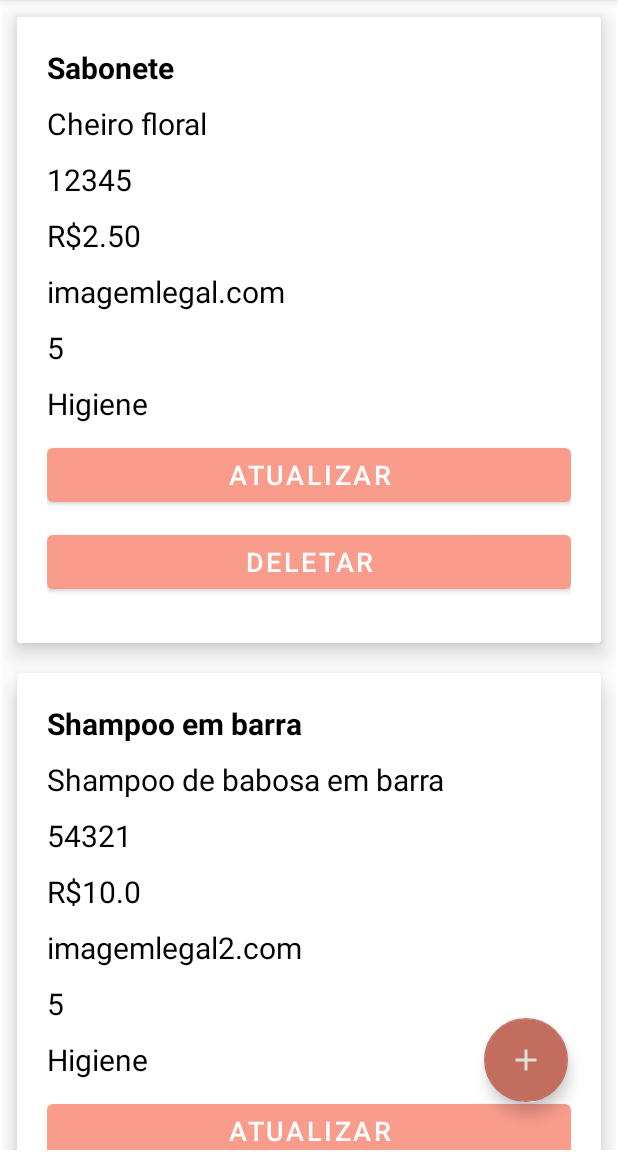
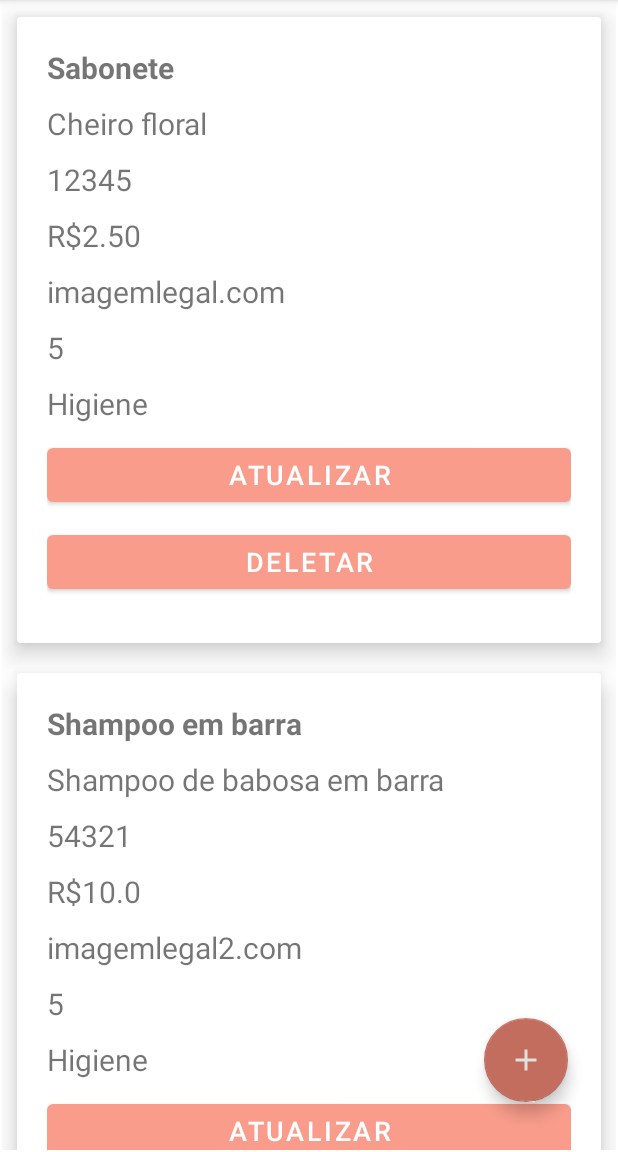
Before and after one commit to Kaiohnrq/Uana-AndroidStudio, an Android app: the screen it shows after launch (MainActivity), on a phone screen of 412 x 824 dp, the part 84-1236 px from its top. Run offline under Robolectric (Android 15) with nearby library versions, the phone set to English and light mode, and no system bars.

Commit message:
correção de cores

```diff
--- a/app/src/main/res/layout/card_layout.xml
+++ b/app/src/main/res/layout/card_layout.xml
@@ -19,7 +19,6 @@
             android:layout_width="match_parent"
             android:layout_height="wrap_content"
             android:layout_marginBottom="10dp"
-            android:textColor="@color/black"
             android:textSize="20sp"
             android:textStyle="bold"
             tools:text="Nome" />
@@ -29,7 +28,6 @@
             android:layout_width="match_parent"
             android:layout_height="wrap_content"
             android:layout_marginBottom="10dp"
-            android:textColor="@color/black"
             android:textSize="20sp"
             tools:text="Descrição" />
 
@@ -39,7 +37,6 @@
             android:layout_height="wrap_content"
             android:layout_marginBottom="10dp"
             android:inputType="number"
-            android:textColor="@color/black"
             android:textSize="20sp"
             tools:ignore="TouchTargetSizeCheck"
             tools:text="Código do Produto" />
@@ -49,7 +46,6 @@
             android:layout_width="match_parent"
             android:layout_height="wrap_content"
             android:layout_marginBottom="10dp"
-            android:textColor="@color/black"
             android:textSize="20sp"
             tools:text="Preço" />
 
@@ -58,7 +54,6 @@
             android:layout_width="match_parent"
             android:layout_height="wrap_content"
             android:layout_marginBottom="10dp"
-            android:textColor="@color/black"
             android:textSize="20sp"
             tools:text="Imagem do Produto" />
 
@@ -67,7 +62,6 @@
             android:layout_width="match_parent"
             android:layout_height="wrap_content"
             android:layout_marginBottom="10dp"
-            android:textColor="@color/black"
             android:textSize="20sp"
             tools:text="Estoque" />
 
@@ -76,7 +70,6 @@
             android:layout_width="match_parent"
             android:layout_height="wrap_content"
             android:layout_marginBottom="10dp"
-            android:textColor="@color/black"
             android:textSize="20sp"
             tools:text="Categoria" />
 
```
